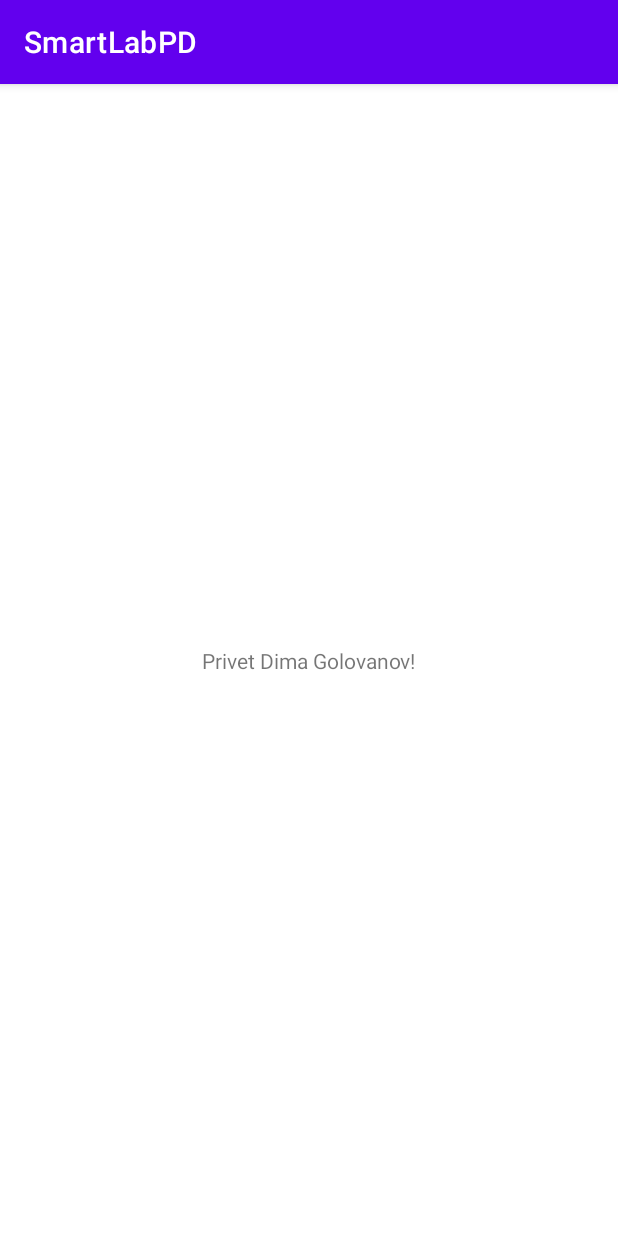
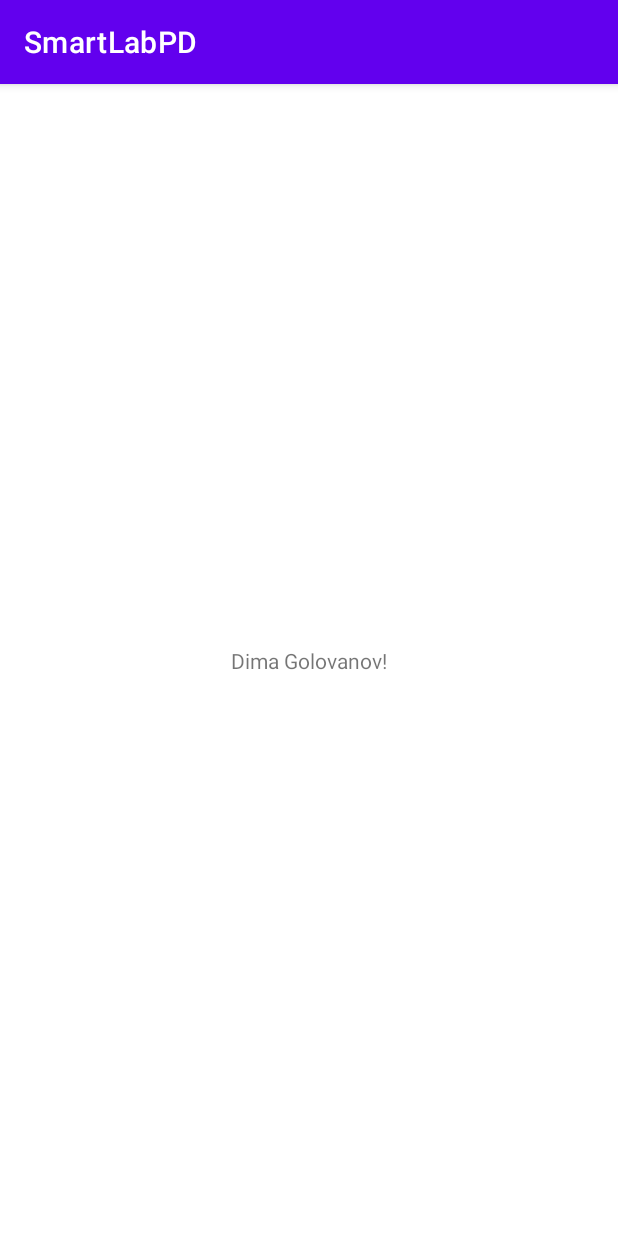
Before and after one commit to Pokesmon77/SmartL, an Android app: the screen it shows after launch (MainActivity), on a phone screen of 412 x 824 dp. Run offline under Robolectric (Android 15) with nearby library versions, the phone set to English and light mode, and no system bars.

Commit message:
Update activity_main.xml

```diff
--- a/app/src/main/res/layout/activity_main.xml
+++ b/app/src/main/res/layout/activity_main.xml
@@ -9,7 +9,7 @@
     <TextView
         android:layout_width="wrap_content"
         android:layout_height="wrap_content"
-        android:text="Privet Dima Golovanov!"
+        android:text="Dima Golovanov!"
         app:layout_constraintBottom_toBottomOf="parent"
         app:layout_constraintEnd_toEndOf="parent"
         app:layout_constraintStart_toStartOf="parent"
```
